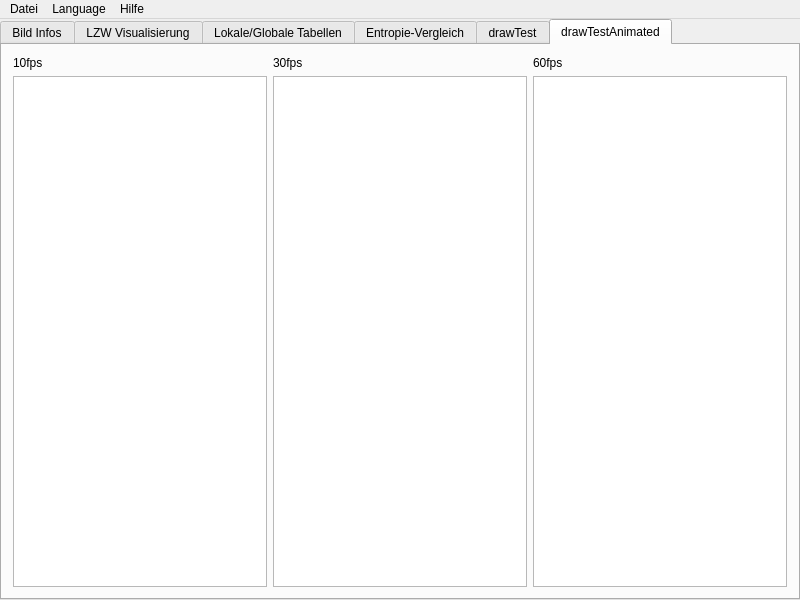
The window that src/gui/mainWindow.ui (Otrin/GIF-LZW) describes before a commit, drawn with Qt 5.
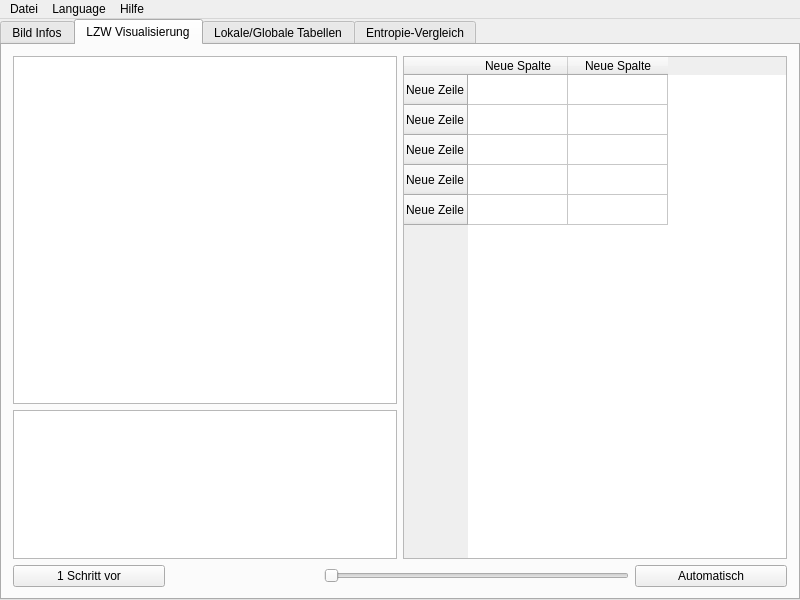
The same window after the commit. The open tabs and pages were chosen to show the change.

Commit message: - Adjusted some minor Details in the GUI (Header info, removed useless tabs, ...)

The edit to the form file:
```diff
--- a/src/gui/mainWindow.ui
+++ b/src/gui/mainWindow.ui
@@ -256,63 +256,6 @@
         </item>
        </layout>
       </widget>
-      <widget class="QWidget" name="tab_5">
-       <property name="enabled">
-        <bool>false</bool>
-       </property>
-       <attribute name="title">
-        <string>drawTest</string>
-       </attribute>
-       <layout class="QGridLayout" name="gridLayout_7">
-        <item row="0" column="0">
-         <widget class="QGraphicsView" name="graphicsView_3"/>
-        </item>
-       </layout>
-      </widget>
-      <widget class="QWidget" name="tab_6">
-       <property name="enabled">
-        <bool>true</bool>
-       </property>
-       <attribute name="title">
-        <string>drawTestAnimated</string>
-       </attribute>
-       <layout class="QGridLayout" name="gridLayout_9">
-        <item row="0" column="0">
-         <layout class="QGridLayout" name="gridLayout_8">
-          <item row="1" column="2">
-           <widget class="QGraphicsView" name="graphicsView_6"/>
-          </item>
-          <item row="1" column="1">
-           <widget class="QGraphicsView" name="graphicsView_5"/>
-          </item>
-          <item row="1" column="0">
-           <widget class="QGraphicsView" name="graphicsView_4"/>
-          </item>
-          <item row="0" column="0">
-           <widget class="QLabel" name="label_6">
-            <property name="text">
-             <string>10fps</string>
-            </property>
-           </widget>
-          </item>
-          <item row="0" column="1">
-           <widget class="QLabel" name="label_7">
-            <property name="text">
-             <string>30fps</string>
-            </property>
-           </widget>
-          </item>
-          <item row="0" column="2">
-           <widget class="QLabel" name="label_8">
-            <property name="text">
-             <string>60fps</string>
-            </property>
-           </widget>
-          </item>
-         </layout>
-        </item>
-       </layout>
-      </widget>
      </widget>
     </item>
    </layout>
```
The commit also changes 2 other files.
